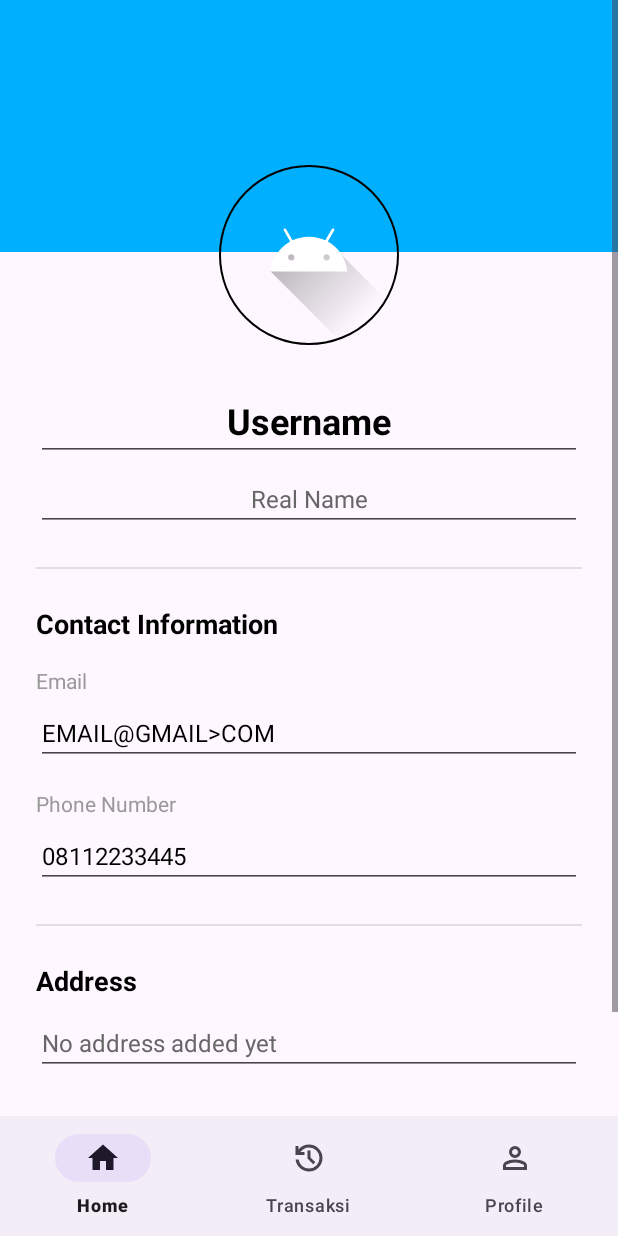
After one commit to valmosee/Rebox, an Android app: the fragment EditProfileFragment placed in its activity, on a phone screen of 412 x 824 dp. The commit adds this screen. Run offline under Robolectric (Android 15) with nearby library versions, the phone set to English and light mode, and no system bars; our stand-ins replace Firebase (no records; nobody signed in at launch, a user with empty details on screens opened directly), navigation-ui; 3 statements that could not run were skipped.

Commit message:
Edit profile sisa edit image

```diff
--- a/app/build.gradle.kts
+++ b/app/build.gradle.kts
@@ -1,6 +1,7 @@
 plugins {
     alias(libs.plugins.android.application)
     alias(libs.plugins.kotlin.android)
+    alias(libs.plugins.kotlin.safeargs)
     id("com.google.gms.google-services")
 }
 
@@ -41,6 +42,8 @@ android {
     kotlinOptions {
         jvmTarget = "11"
     }
+
+
 }
 
 dependencies {
--- /dev/null
+++ b/app/src/main/java/project/c14230225/c14230235/EditProfileFragment.kt
@@ -0,0 +1,162 @@
+package project.c14230225.c14230235
+
+import android.os.Bundle
+import androidx.fragment.app.Fragment
+import android.view.LayoutInflater
+import android.view.View
+import android.view.ViewGroup
+import android.widget.EditText
+import android.widget.ImageView
+import android.widget.TextView
+import android.widget.Toast
+import androidx.navigation.fragment.findNavController
+import com.bumptech.glide.Glide
+import com.google.firebase.Firebase
+import com.google.firebase.firestore.FirebaseFirestore
+import com.google.firebase.firestore.firestore
+import project.c14230225.c14230235.databinding.FragmentEditProfileBinding
+import project.c14230225.c14230235.databinding.FragmentRegisterBinding
+
+// TODO: Rename parameter arguments, choose names that match
+// the fragment initialization parameters, e.g. ARG_ITEM_NUMBER
+private const val ARG_PARAM1 = "param1"
+private const val ARG_PARAM2 = "param2"
+
+
+/**
+ * A simple [Fragment] subclass.
+ * Use the [EditProfileFragment.newInstance] factory method to
+ * create an instance of this fragment.
+ */
+class EditProfileFragment : Fragment() {
+    // TODO: Rename and change types of parameters
+    private var param1: String? = null
+    private var param2: String? = null
+
+    private lateinit var db : FirebaseFirestore
+    private lateinit var binding: FragmentEditProfileBinding
+    private lateinit var originalEmail: String
+
+    override fun onCreate(savedInstanceState: Bundle?) {
+        super.onCreate(savedInstanceState)
+        arguments?.let {
+            param1 = it.getString(ARG_PARAM1)
+            param2 = it.getString(ARG_PARAM2)
+        }
+    }
+
+    override fun onCreateView(
+        inflater: LayoutInflater, container: ViewGroup?,
+        savedInstanceState: Bundle?
+    ): View? {
+        binding = FragmentEditProfileBinding.inflate(inflater, container, false)
+        return binding.root
+    }
+
+    override fun onViewCreated(view: View, savedInstanceState: Bundle?) {
+        super.onViewCreated(view, savedInstanceState)
+
+        db = Firebase.firestore
+
+        val args = EditProfileFragmentArgs.fromBundle(requireArguments())
+        originalEmail = args.userEmail
+
+        loadUserProfile(originalEmail)
+
+        binding.btnSave.setOnClickListener {
+            val updatedUser = User(
+                email = binding.etEmail.text.toString(),
+                username = binding.etUsername.text.toString(),
+                namalengkap = binding.etFullName.text.toString(),
+                password = "PASSWORD", // ga ngefek
+                phonenumber = binding.etPhoneNumber.text.toString(),
+                alamat = binding.etAddress.text.toString(),
+                foto = binding.ivProfilePicture.toString()
+            )
+
+            editProfile(db, updatedUser)
+                .addOnSuccessListener {
+                    findNavController().popBackStack()
+                }
+                .addOnFailureListener {
+                    Toast.makeText(requireContext(), "Update failed", Toast.LENGTH_SHORT).show()
+                }
+        }
+    }
+
+    private fun loadUserProfile(email: String) {
+        db.collection("users")
+            .document(email)
+            .get()
+            .addOnSuccessListener { document ->
+                if (document != null && document.exists()) {
+                    // Get data from Firestore
+                    val username = document.getString("username") ?: ""
+                    val namalengkap = document.getString("namalengkap") ?: ""
+                    val email = document.getString("email") ?: ""
+                    val phonenumber = document.getString("phonenumber") ?: ""
+                    val alamat = document.getString("alamat") ?: ""
+                    val foto = document.getString("foto") ?: ""
+                    // Update UI
+                    binding.etUsername.setText(username)
+                    binding.etFullName.setText(namalengkap)
+                    binding.etEmail.setText(email)
+                    binding.etPhoneNumber.setText(phonenumber)
+                    // Show address or placeholder
+                    if (alamat.isNotEmpty()) {
+                        binding.etAddress.setText(alamat)
+                        binding.etAddress.setTextColor(resources.getColor(android.R.color.black, null))
+                    } else {
+                        binding.etAddress.setText("No address added yet")
+                        binding.etAddress.setTextColor(resources.getColor(android.R.color.darker_gray, null))
+                    }
+                    // Load profile picture
+                    if (foto.isNotEmpty()) {
+                        Glide.with(requireContext())
+                            .load(foto)
+                            .circleCrop()
+                            .placeholder(R.drawable.ic_launcher_foreground)
+                            .into(binding.ivProfilePicture)
+                    } else {
+                        // Set default profile picture
+                        binding.ivProfilePicture.setImageResource(R.drawable.ic_launcher_foreground)
+                    }
+                }
+            }
+            .addOnFailureListener { e ->
+                Toast.makeText(requireContext(), "Error loading profile: ${e.message}", Toast.LENGTH_SHORT).show()
+            }
+    }
+
+    private fun editProfile(
+        db: FirebaseFirestore,
+        newUserDetail: User
+    ) = db.collection("users")
+        .document(originalEmail)
+        .update(
+            "username", newUserDetail.username,
+            "namalengkap", newUserDetail.namalengkap,
+            "phonenumber", newUserDetail.phonenumber,
+            "alamat", newUserDetail.alamat
+        )
+
+    companion object {
+        /**
+         * Use this factory method to create a new instance of
+         * this fragment using the provided parameters.
+         *
+         * @param param1 Parameter 1.
+         * @param param2 Parameter 2.
+         * @return A new instance of fragment EditProfileFragment.
+         */
+        // TODO: Rename and change types and number of parameters
+        @JvmStatic
+        fun newInstance(param1: String, param2: String) =
+            EditProfileFragment().apply {
+                arguments = Bundle().apply {
+                    putString(ARG_PARAM1, param1)
+                    putString(ARG_PARAM2, param2)
+                }
+            }
+    }
+}
--- a/app/src/main/java/project/c14230225/c14230235/LoginFragment.kt
+++ b/app/src/main/java/project/c14230225/c14230235/LoginFragment.kt
@@ -63,6 +63,7 @@ class LoginFragment : Fragment() {
                         Toast.makeText(context, "Login berhasil", Toast.LENGTH_SHORT).show()
 
                         val intent = Intent(requireContext(), UserActivity::class.java)
+                        intent.putExtra("email", email)
                         startActivity(intent)
                     } else {
                         Toast.makeText(context, "Password salah", Toast.LENGTH_SHORT).show()
--- a/app/src/main/java/project/c14230225/c14230235/ProfileFragment.kt
+++ b/app/src/main/java/project/c14230225/c14230235/ProfileFragment.kt
@@ -8,9 +8,11 @@ import android.view.ViewGroup
 import android.widget.ImageView
 import android.widget.TextView
 import android.widget.Toast
+import androidx.activity.OnBackPressedCallback
 import androidx.appcompat.widget.Toolbar
 import androidx.core.view.GravityCompat
 import androidx.drawerlayout.widget.DrawerLayout
+import androidx.navigation.fragment.findNavController
 import com.bumptech.glide.Glide
 import com.google.android.material.navigation.NavigationView
 import com.google.firebase.firestore.FirebaseFirestore
@@ -66,8 +68,9 @@ class ProfileFragment : Fragment() {
             when (menuItem.itemId) {
                 R.id.nav_edit_profile -> {
                     Toast.makeText(requireContext(), "Edit Profile clicked", Toast.LENGTH_SHORT).show()
-                    // Navigate to edit profile screen
-                    // findNavController().navigate(R.id.action_profile_to_editProfile)
+                    val action = ProfileFragmentDirections
+                        .actionMenuprofileToEditProfileFragment("cloudia@gmail.com")
+                    findNavController().navigate(action)
                 }
                 R.id.nav_change_password -> {
                     Toast.makeText(requireContext(), "Change Password clicked", Toast.LENGTH_SHORT).show()
@@ -84,12 +87,27 @@ class ProfileFragment : Fragment() {
         }
 
         // Load user profile data
-        loadUserProfile()
+        loadUserProfile(requireActivity().intent.getStringExtra("email") ?: "")
+
+        requireActivity().onBackPressedDispatcher.addCallback(
+            viewLifecycleOwner,
+            object : OnBackPressedCallback(true) {
+                override fun handleOnBackPressed() {
+                    if (drawerLayout.isDrawerOpen(GravityCompat.START)) {
+                        drawerLayout.closeDrawer(GravityCompat.START)
+                    } else {
+                        // Let NavController handle back navigation
+                        isEnabled = false
+                        requireActivity().onBackPressed()
+                    }
+                }
+            }
+        )
     }
 
-    private fun loadUserProfile() {
+    private fun loadUserProfile(email: String) {
         db.collection("users")
-            .document("tim@gmail.com")
+            .document(email)
             .get()
             .addOnSuccessListener { document ->
                 if (document != null && document.exists()) {
@@ -130,14 +148,4 @@ class ProfileFragment : Fragment() {
                 Toast.makeText(requireContext(), "Error loading profile: ${e.message}", Toast.LENGTH_SHORT).show()
             }
     }
-
-    // Handle back button to close drawer
-    fun onBackPressed(): Boolean {
-        return if (drawerLayout.isDrawerOpen(GravityCompat.START)) {
-            drawerLayout.closeDrawer(GravityCompat.START)
-            true
-        } else {
-            false
-        }
-    }
 }
--- a/app/src/main/res/layout/activity_user.xml
+++ b/app/src/main/res/layout/activity_user.xml
@@ -24,9 +24,10 @@
     <com.google.android.material.bottomnavigation.BottomNavigationView
         android:id="@+id/bottom_nav_view"
         android:layout_width="match_parent"
-        android:layout_height="90dp"
+        android:layout_height="wrap_content"
+        app:itemHorizontalTranslationEnabled="false"
+        app:labelVisibilityMode="labeled"
         app:layout_constraintBottom_toBottomOf="parent"
         app:layout_constraintStart_toStartOf="parent"
-        app:menu="@menu/user_menu"
-        app:labelVisibilityMode="labeled" />
+        app:menu="@menu/user_menu" />
 </androidx.constraintlayout.widget.ConstraintLayout>
--- /dev/null
+++ b/app/src/main/res/layout/fragment_edit_profile.xml
@@ -0,0 +1,215 @@
+<?xml version="1.0" encoding="utf-8"?>
+<androidx.constraintlayout.widget.ConstraintLayout
+    xmlns:android="http://schemas.android.com/apk/res/android"
+    xmlns:app="http://schemas.android.com/apk/res-auto"
+    xmlns:tools="http://schemas.android.com/tools"
+    android:id="@+id/drawerLayout"
+    android:layout_width="match_parent"
+    android:layout_height="match_parent"
+    tools:context=".ProfileFragment">
+
+    <!-- Main Content -->
+    <ScrollView
+        android:layout_width="match_parent"
+        android:layout_height="match_parent">
+
+        <androidx.constraintlayout.widget.ConstraintLayout
+            android:id="@+id/frameLayout"
+            android:layout_width="match_parent"
+            android:layout_height="wrap_content">
+
+            <LinearLayout
+                android:layout_width="0dp"
+                android:layout_height="168dp"
+                android:background="@drawable/bg_blue"
+                android:orientation="horizontal"
+                app:layout_constraintEnd_toEndOf="parent"
+                app:layout_constraintStart_toStartOf="parent"
+                app:layout_constraintTop_toTopOf="parent"/>
+
+            <!-- Profile Picture -->
+            <ImageView
+                android:id="@+id/ivProfilePicture"
+                android:layout_width="120dp"
+                android:layout_height="120dp"
+                android:layout_marginTop="110dp"
+                android:background="@drawable/bg_rounded"
+                android:scaleType="centerCrop"
+                android:src="@drawable/ic_launcher_foreground"
+                app:layout_constraintEnd_toEndOf="parent"
+                app:layout_constraintStart_toStartOf="parent"
+                app:layout_constraintTop_toTopOf="parent" />
+
+            <!-- Username -->
+            <EditText
+                android:id="@+id/etUsername"
+                android:layout_width="0dp"
+                android:layout_height="wrap_content"
+                android:layout_marginTop="24dp"
+                android:text="Username"
+                android:textAlignment="center"
+                android:layout_marginHorizontal="24dp"
+                android:textSize="24sp"
+                android:textStyle="bold"
+                android:textColor="#000000"
+                app:layout_constraintEnd_toEndOf="parent"
+                app:layout_constraintStart_toStartOf="parent"
+                app:layout_constraintTop_toBottomOf="@+id/ivProfilePicture" />
+
+            <!-- Full Name -->
+            <EditText
+                android:id="@+id/etFullName"
+                android:layout_width="0dp"
+                android:layout_height="wrap_content"
+                android:layout_marginTop="4dp"
+                android:layout_marginHorizontal="24dp"
+                android:text="Real Name"
+                android:textAlignment="center"
+                android:textSize="16sp"
+                android:textColor="#666666"
+                app:layout_constraintEnd_toEndOf="parent"
+                app:layout_constraintStart_toStartOf="parent"
+                app:layout_constraintTop_toBottomOf="@+id/etUsername" />
+
+            <!-- Divider -->
+            <View
+                android:id="@+id/divider1"
+                android:layout_width="0dp"
+                android:layout_height="1dp"
+                android:layout_marginStart="24dp"
+                android:layout_marginTop="24dp"
+                android:layout_marginEnd="24dp"
+                android:background="#E0E0E0"
+                app:layout_constraintEnd_toEndOf="parent"
+                app:layout_constraintStart_toStartOf="parent"
+                app:layout_constraintTop_toBottomOf="@+id/etFullName" />
+
+            <!-- Contact Information Section Title -->
+            <TextView
+                android:id="@+id/tvContactTitle"
+                android:layout_width="0dp"
+                android:layout_height="wrap_content"
+                android:layout_marginStart="24dp"
+                android:layout_marginTop="24dp"
+                android:text="Contact Information"
+                android:textSize="18sp"
+                android:textStyle="bold"
+                android:textColor="#000000"
+                app:layout_constraintStart_toStartOf="parent"
+                app:layout_constraintTop_toBottomOf="@+id/divider1" />
+
+            <!-- Email Label -->
+            <TextView
+                android:id="@+id/tvEmailLabel"
+                android:layout_width="wrap_content"
+                android:layout_height="wrap_content"
+                android:layout_marginStart="24dp"
+                android:layout_marginTop="16dp"
+                android:text="Email"
+                android:textSize="14sp"
+                android:textColor="#999999"
+                app:layout_constraintStart_toStartOf="parent"
+                app:layout_constraintTop_toBottomOf="@+id/tvContactTitle" />
+
+            <!-- Email Value -->
+            <EditText
+                android:id="@+id/etEmail"
+                android:layout_width="0dp"
+                android:layout_height="wrap_content"
+                android:layout_marginStart="24dp"
+                android:layout_marginTop="4dp"
+                android:layout_marginEnd="24dp"
+                android:text="EMAIL@GMAIL>COM"
+                android:textSize="16sp"
+                android:textColor="#000000"
+                app:layout_constraintEnd_toEndOf="parent"
+                app:layout_constraintStart_toStartOf="parent"
+                app:layout_constraintTop_toBottomOf="@+id/tvEmailLabel" />
+
+            <!-- Phone Label -->
+            <TextView
+                android:id="@+id/tvPhoneLabel"
+                android:layout_width="wrap_content"
+                android:layout_height="wrap_content"
+                android:layout_marginStart="24dp"
+                android:layout_marginTop="16dp"
+                android:text="Phone Number"
+                android:textSize="14sp"
+                android:textColor="#999999"
+                app:layout_constraintStart_toStartOf="parent"
+                app:layout_constraintTop_toBottomOf="@+id/etEmail" />
+
+            <!-- Phone Value -->
+            <EditText
+                android:id="@+id/etPhoneNumber"
+                android:layout_width="0dp"
+                android:layout_height="wrap_content"
+                android:layout_marginStart="24dp"
+                android:layout_marginTop="4dp"
+                android:layout_marginEnd="24dp"
+                android:text="08112233445"
+                android:textSize="16sp"
+                android:textColor="#000000"
+                app:layout_constraintEnd_toEndOf="parent"
+                app:layout_constraintStart_toStartOf="parent"
+                app:layout_constraintTop_toBottomOf="@+id/tvPhoneLabel" />
+
+            <!-- Divider -->
+            <View
+                android:id="@+id/divider2"
+                android:layout_width="0dp"
+                android:layout_height="1dp"
+                android:layout_marginStart="24dp"
+                android:layout_marginTop="24dp"
+                android:layout_marginEnd="24dp"
+                android:background="#E0E0E0"
+                app:layout_constraintEnd_toEndOf="parent"
+                app:layout_constraintStart_toStartOf="parent"
+                app:layout_constraintTop_toBottomOf="@+id/etPhoneNumber" />
+
+            <!-- Address Section Title -->
+            <TextView
+                android:id="@+id/tvAddressTitle"
+                android:layout_width="0dp"
+                android:layout_height="wrap_content"
+                android:layout_marginStart="24dp"
+                android:layout_marginTop="24dp"
+                android:text="Address"
+                android:textSize="18sp"
+                android:textStyle="bold"
+                android:textColor="#000000"
+                app:layout_constraintStart_toStartOf="parent"
+                app:layout_constraintTop_toBottomOf="@+id/divider2" />
+
+            <!-- Address Value -->
+            <EditText
+                android:id="@+id/etAddress"
+                android:layout_width="0dp"
+                android:layout_height="wrap_content"
+                android:layout_marginStart="24dp"
+                android:layout_marginTop="8dp"
+                android:layout_marginEnd="24dp"
+                android:text="No address added yet"
+                android:textColor="#666666"
+                android:textSize="16sp"
+                app:layout_constraintEnd_toEndOf="parent"
+                app:layout_constraintStart_toStartOf="parent"
+                app:layout_constraintTop_toBottomOf="@+id/tvAddressTitle" />
+
+            <Button
+                android:id="@+id/btnSave"
+                android:layout_width="0dp"
+                android:layout_height="wrap_content"
+                android:layout_marginStart="24dp"
+                android:layout_marginTop="24dp"
+                android:layout_marginEnd="24dp"
+                android:layout_marginBottom="32dp"
+                android:text="Save"
+                app:layout_constraintBottom_toBottomOf="parent"
+                app:layout_constraintEnd_toEndOf="parent"
+                app:layout_constraintStart_toStartOf="parent"
+                app:layout_constraintTop_toBottomOf="@+id/etAddress" />
+
+        </androidx.constraintlayout.widget.ConstraintLayout>
+    </ScrollView>
+</androidx.constraintlayout.widget.ConstraintLayout>
--- a/app/src/main/res/navigation/usernav.xml
+++ b/app/src/main/res/navigation/usernav.xml
@@ -16,10 +16,26 @@
         android:name="project.c14230225.c14230235.TransaksiFragment"
         android:label="fragment_transaksi"
         tools:layout="@layout/fragment_transaksi" />
+
     <fragment
         android:id="@+id/menuprofile"
         android:name="project.c14230225.c14230235.ProfileFragment"
         android:label="fragment_setting"
         tools:layout="@layout/fragment_profile" >
+        <action
+            android:id="@+id/action_menuprofile_to_editProfileFragment"
+            app:destination="@id/editProfileFragment" />
+    </fragment>
+
+    <fragment
+        android:id="@+id/editProfileFragment"
+        android:name="project.c14230225.c14230235.EditProfileFragment"
+        android:label="EditProfile"
+        tools:layout="@layout/fragment_edit_profile" >
+
+        <argument
+            android:name="userEmail"
+            app:argType="string" />
+
     </fragment>
 </navigation>
--- a/build.gradle.kts
+++ b/build.gradle.kts
@@ -2,5 +2,6 @@
 plugins {
     alias(libs.plugins.android.application) apply false
     alias(libs.plugins.kotlin.android) apply false
+    alias(libs.plugins.kotlin.safeargs) apply false
     id("com.google.gms.google-services") version "4.4.4" apply false
 }
--- a/gradle/libs.versions.toml
+++ b/gradle/libs.versions.toml
@@ -12,6 +12,8 @@ constraintlayout = "2.2.1"
 firebaseFirestoreKtx = "26.0.2"
 navigationFragmentKtx = "2.9.6"
 navigationUiKtx = "2.9.6"
+safeargs = "2.7.7"
+
 fragment = "1.8.9"
 glide = "5.0.5"
 
@@ -39,3 +41,5 @@ gson = { group = "com.google.code.gson", name = "gson", version.ref = "gson"}
 [plugins]
 android-application = { id = "com.android.application", version.ref = "agp" }
 kotlin-android = { id = "org.jetbrains.kotlin.android", version.ref = "kotlin" }
+
+kotlin-safeargs = {id = "androidx.navigation.safeargs.kotlin", version.ref="safeargs"}
```
